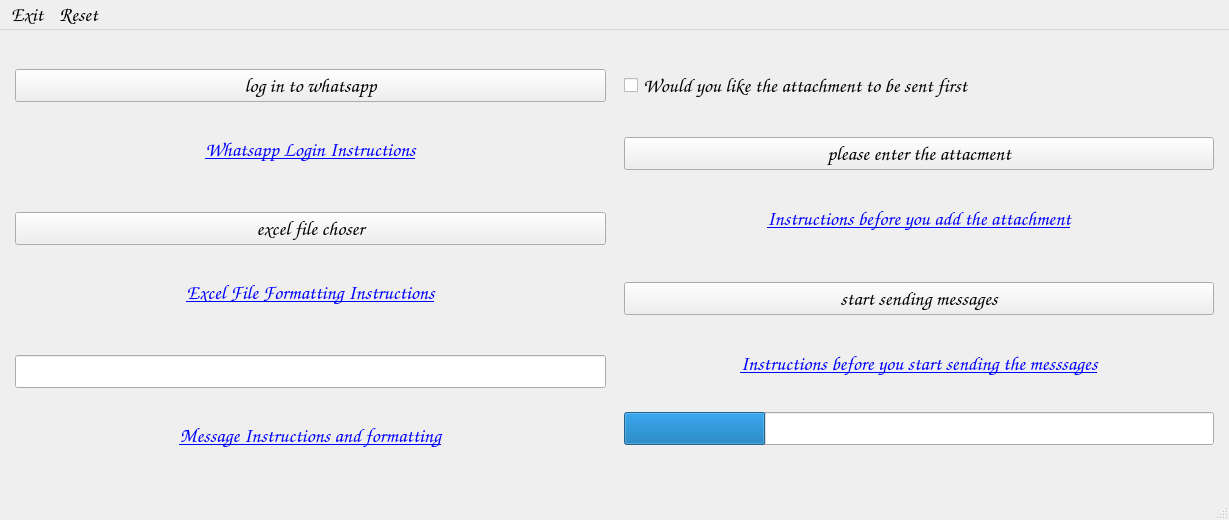
Tarun-Uppal/Message-Blaster, file Message-Blaster GUI/main.ui: the form before one commit.
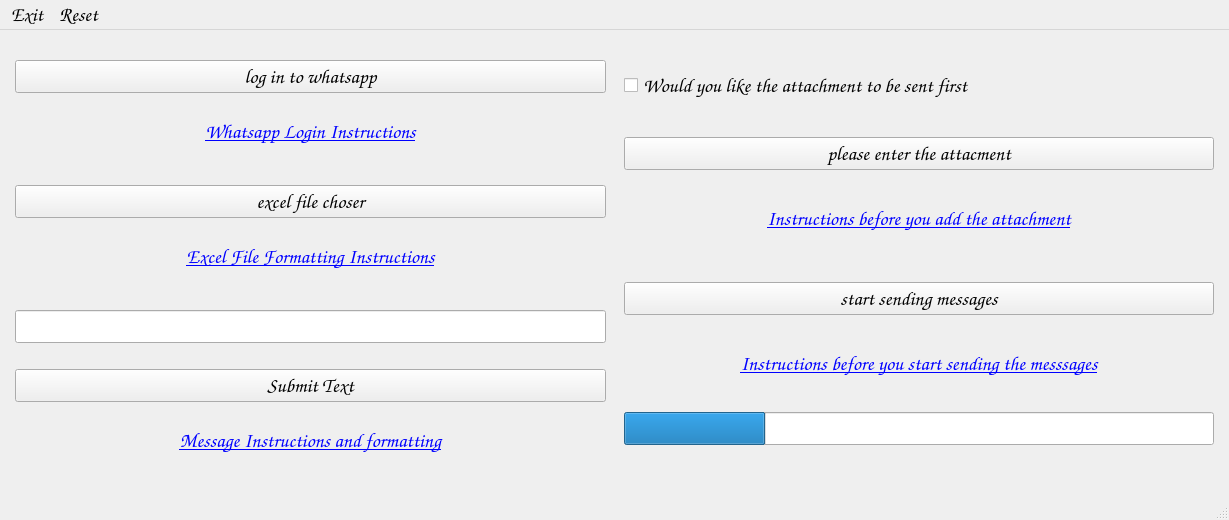
The form after the commit.

```diff
--- a/Message-Blaster GUI/main.ui
+++ b/Message-Blaster GUI/main.ui
@@ -35,7 +35,7 @@
   <widget class="QWidget" name="centralwidget">
    <layout class="QHBoxLayout" name="horizontalLayout">
     <item>
-     <layout class="QVBoxLayout" name="vertical_layout_1" stretch="0,0,0,0,0,0,0,0,0,0,0">
+     <layout class="QVBoxLayout" name="vertical_layout_1" stretch="0,0,0,0,0,0,0,0,0,0,0,0,0">
       <property name="sizeConstraint">
        <enum>QLayout::SetMinAndMaxSize</enum>
       </property>
@@ -282,6 +282,44 @@
         </property>
        </widget>
       </item>
+      <item>
+       <spacer name="verticalSpacer">
+        <property name="orientation">
+         <enum>Qt::Vertical</enum>
+        </property>
+        <property name="sizeType">
+         <enum>QSizePolicy::Fixed</enum>
+        </property>
+        <property name="sizeHint" stdset="0">
+         <size>
+          <width>100</width>
+          <height>5</height>
+         </size>
+        </property>
+       </spacer>
+      </item>
+      <item>
+       <widget class="QPushButton" name="message_submit_button">
+        <property name="sizePolicy">
+         <sizepolicy hsizetype="Minimum" vsizetype="Fixed">
+          <horstretch>100</horstretch>
+          <verstretch>10</verstretch>
+         </sizepolicy>
+        </property>
+        <property name="font">
+         <font>
+          <family>Comic Sans MS</family>
+          <pointsize>15</pointsize>
+         </font>
+        </property>
+        <property name="styleSheet">
+         <string notr="true">background-color:&quot;#85c78f&quot;</string>
+        </property>
+        <property name="text">
+         <string>Submit Text</string>
+        </property>
+       </widget>
+      </item>
       <item>
        <spacer name="message_spacer">
         <property name="orientation">
```
Left out of the diff: 2 changed lines with no effect on the pictures.
